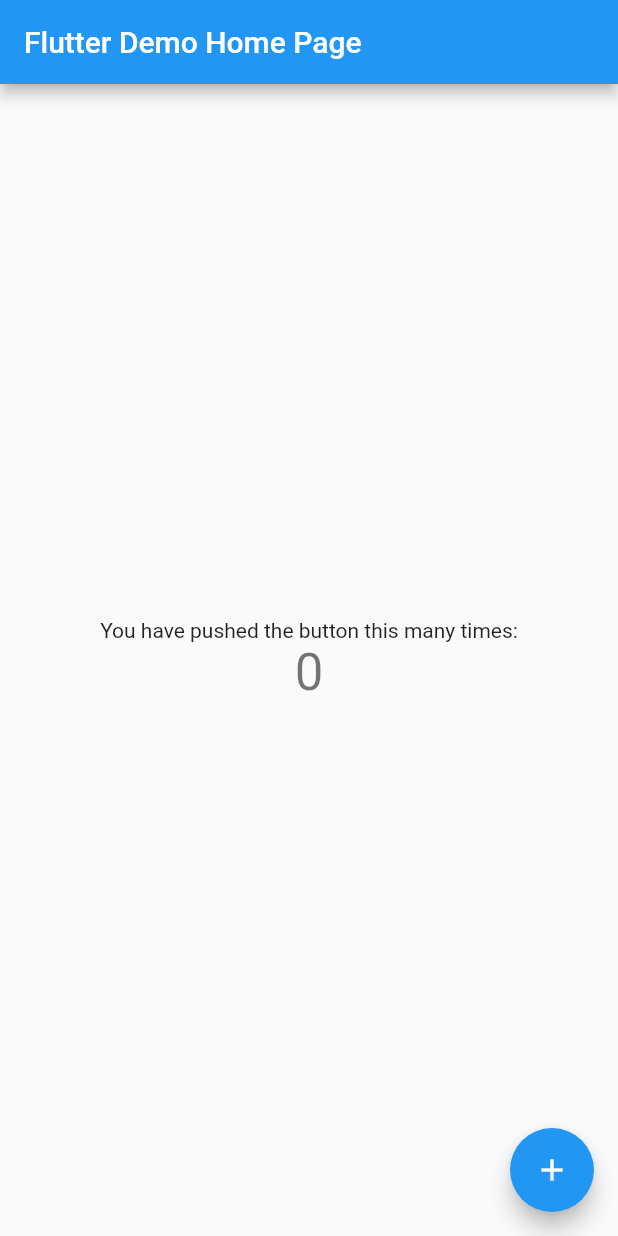
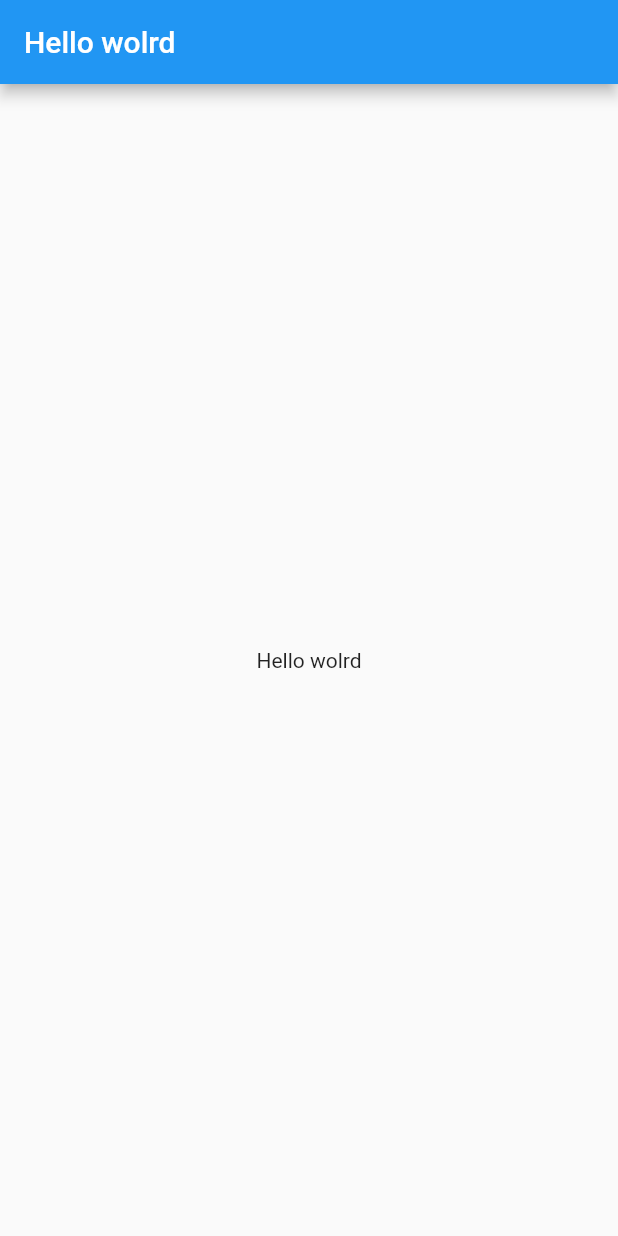
Before and after one commit to RifautAlexis/hackflix-with-flutter, a Flutter app: the screen it shows after launch, on a phone screen of 412 x 824 dp. Run offline on Flutter 3.47's test engine with Material 2 defaults, Android fonts, the phone set to English and light mode, and no system bars; our stand-ins replace dio, get; network calls fail.

```diff
--- /dev/null
+++ b/lib/controllers/home_controller.dart
@@ -0,0 +1,19 @@
+import 'dart:convert';
+
+import 'package:get/get.dart';
+import 'package:get/get_state_manager/get_state_manager.dart';
+import 'package:hackflix/services/test_provider.dart';
+
+class HomeController extends GetxController {
+  final TestProvider testProvider = TestProvider();
+  // final movies = List<Movie>.obs;
+  final RxString text = "Hello wolrd".obs;
+
+  @override
+  Future<void> onInit() async {
+    var lol = await testProvider.getMovies();
+    print(json.encode(lol));
+    super.onInit();
+  }
+
+}
--- a/lib/main.dart
+++ b/lib/main.dart
@@ -1,117 +1,16 @@
 import 'package:flutter/material.dart';
+import 'package:get/get.dart';
+import 'package:hackflix/routes.dart';
 
 void main() {
-  runApp(MyApp());
-}
-
-class MyApp extends StatelessWidget {
-  // This widget is the root of your application.
-  @override
-  Widget build(BuildContext context) {
-    return MaterialApp(
-      title: 'Flutter Demo',
+  runApp(
+    GetMaterialApp(
       theme: ThemeData(
-        // This is the theme of your application.
-        //
-        // Try running your application with "flutter run". You'll see the
-        // application has a blue toolbar. Then, without quitting the app, try
-        // changing the primarySwatch below to Colors.green and then invoke
-        // "hot reload" (press "r" in the console where you ran "flutter run",
-        // or simply save your changes to "hot reload" in a Flutter IDE).
-        // Notice that the counter didn't reset back to zero; the application
-        // is not restarted.
         primarySwatch: Colors.blue,
-        // This makes the visual density adapt to the platform that you run
-        // the app on. For desktop platforms, the controls will be smaller and
-        // closer together (more dense) than on mobile platforms.
         visualDensity: VisualDensity.adaptivePlatformDensity,
       ),
-      home: MyHomePage(title: 'Flutter Demo Home Page'),
-    );
-  }
+      initialRoute: '/',
+      getPages: routes,
+    )
+  );
 }
-
-class MyHomePage extends StatefulWidget {
-  MyHomePage({Key key, this.title}) : super(key: key);
-
-  // This widget is the home page of your application. It is stateful, meaning
-  // that it has a State object (defined below) that contains fields that affect
-  // how it looks.
-
-  // This class is the configuration for the state. It holds the values (in this
-  // case the title) provided by the parent (in this case the App widget) and
-  // used by the build method of the State. Fields in a Widget subclass are
-  // always marked "final".
-
-  final String title;
-
-  @override
-  _MyHomePageState createState() => _MyHomePageState();
-}
-
-class _MyHomePageState extends State<MyHomePage> {
-  int _counter = 0;
-
-  void _incrementCounter() {
-    setState(() {
-      // This call to setState tells the Flutter framework that something has
-      // changed in this State, which causes it to rerun the build method below
-      // so that the display can reflect the updated values. If we changed
-      // _counter without calling setState(), then the build method would not be
-      // called again, and so nothing would appear to happen.
-      _counter++;
-    });
-  }
-
-  @override
-  Widget build(BuildContext context) {
-    // This method is rerun every time setState is called, for instance as done
-    // by the _incrementCounter method above.
-    //
-    // The Flutter framework has been optimized to make rerunning build methods
-    // fast, so that you can just rebuild anything that needs updating rather
-    // than having to individually change instances of widgets.
-    return Scaffold(
-      appBar: AppBar(
-        // Here we take the value from the MyHomePage object that was created by
-        // the App.build method, and use it to set our appbar title.
-        title: Text(widget.title),
-      ),
-      body: Center(
-        // Center is a layout widget. It takes a single child and positions it
-        // in the middle of the parent.
-        child: Column(
-          // Column is also a layout widget. It takes a list of children and
-          // arranges them vertically. By default, it sizes itself to fit its
-          // children horizontally, and tries to be as tall as its parent.
-          //
-          // Invoke "debug painting" (press "p" in the console, choose the
-          // "Toggle Debug Paint" action from the Flutter Inspector in Android
-          // Studio, or the "Toggle Debug Paint" command in Visual Studio Code)
-          // to see the wireframe for each widget.
-          //
-          // Column has various properties to control how it sizes itself and
-          // how it positions its children. Here we use mainAxisAlignment to
-          // center the children vertically; the main axis here is the vertical
-          // axis because Columns are vertical (the cross axis would be
-          // horizontal).
-          mainAxisAlignment: MainAxisAlignment.center,
-          children: <Widget>[
-            Text(
-              'You have pushed the button this many times:',
-            ),
-            Text(
-              '$_counter',
-              style: Theme.of(context).textTheme.headline4,
-            ),
-          ],
-        ),
-      ),
-      floatingActionButton: FloatingActionButton(
-        onPressed: _incrementCounter,
-        tooltip: 'Increment',
-        child: Icon(Icons.add),
-      ), // This trailing comma makes auto-formatting nicer for build methods.
-    );
-  }
-}
--- /dev/null
+++ b/lib/screens/home/home.dart
@@ -0,0 +1,12 @@
+import 'package:flutter/material.dart';
+import 'package:get/get.dart';
+import 'package:hackflix/controllers/home_controller.dart';
+
+class Home extends GetView<HomeController> {
+  @override
+  Widget build(context) => Scaffold(
+      appBar: AppBar(title: Text("${controller.text}")),
+      body: Center(
+        child: Obx(() => Text("${controller.text}")),
+      ));
+}
--- /dev/null
+++ b/lib/services/test_provider.dart
@@ -0,0 +1,7 @@
+import 'package:hackflix/services/provider.dart';
+
+class TestProvider {
+  final Http _http = Http();
+
+  Future<dynamic> getMovies() => _http.get('/3/movie/popular');
+}
--- a/pubspec.yaml
+++ b/pubspec.yaml
@@ -23,7 +23,8 @@ environment:
 dependencies:
   flutter:
     sdk: flutter
-
+  get: ^3.24.0
+  dio: ^3.0.10
 
   # The following adds the Cupertino Icons font to your application.
   # Use with the CupertinoIcons class for iOS style icons.
```
Also changed, not shown: lib/routes.dart (added, +8 -0 lines), lib/screens/home/home_binding.dart (added, +9 -0 lines), lib/services/provider.dart (added, +75 -0 lines), lib/data/movie.dart (added), pubspec.lock.
